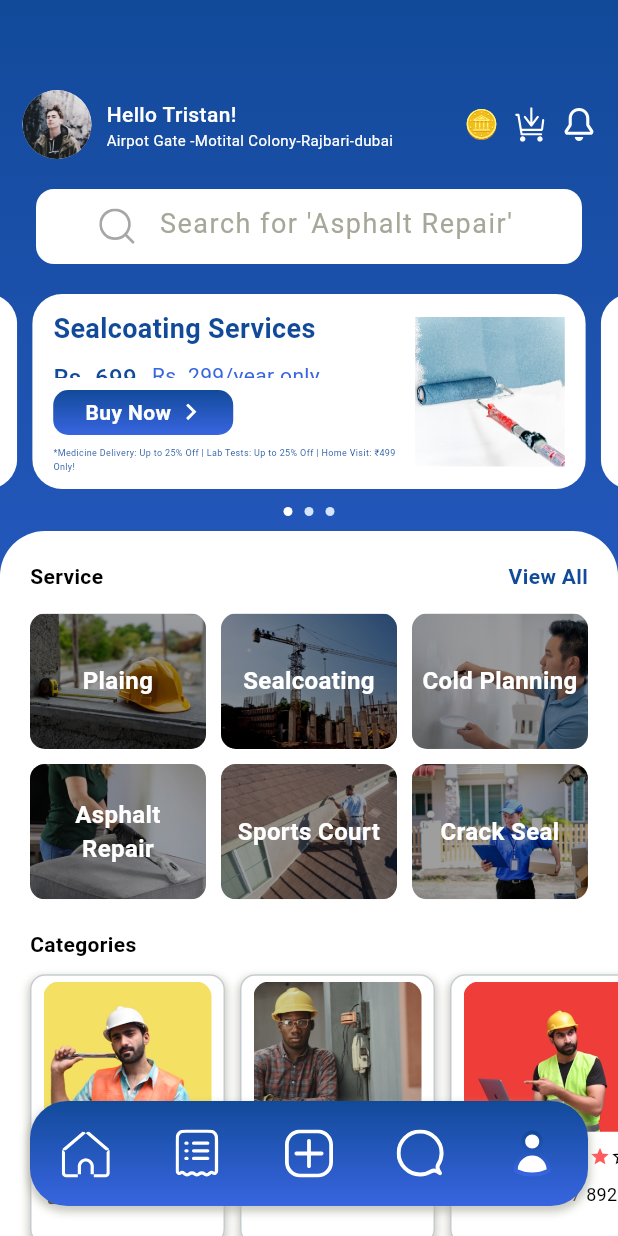
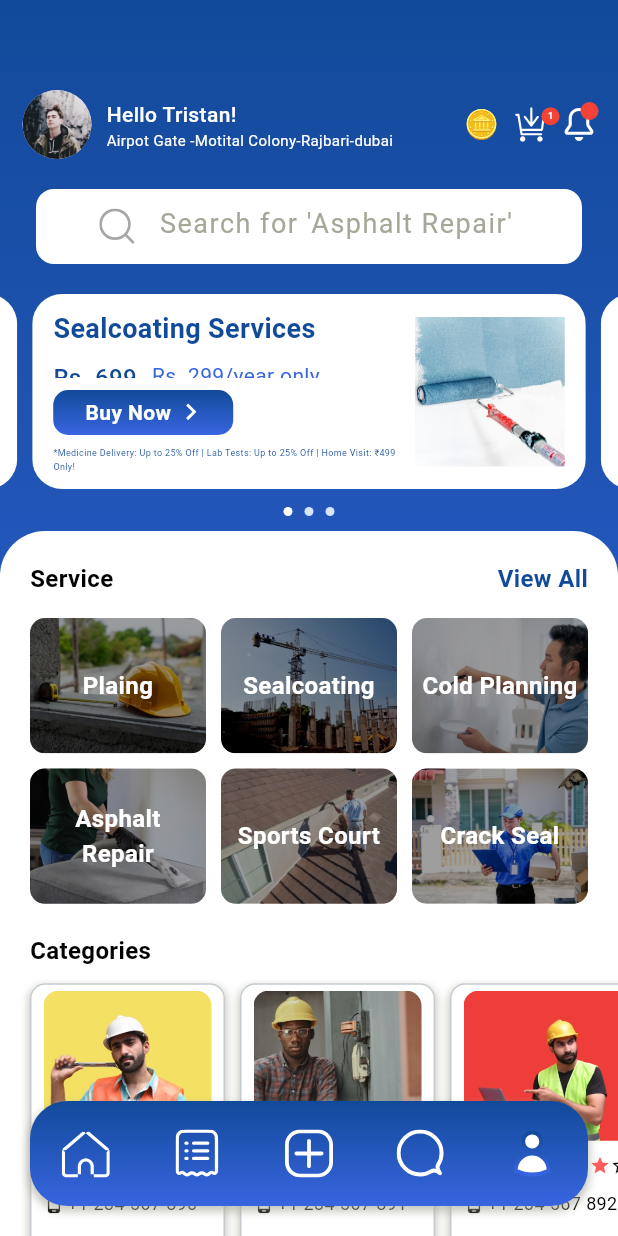
Before and after one commit to thesoumisamanta/service_app_ui, a Flutter app: the HomeScreen screen opened by its route, on a phone screen of 412 x 824 dp. Run offline on Flutter 3.47's test engine with Material 3 defaults, Android fonts, the phone set to English and light mode, and no system bars; our stand-ins replace flutter_svg; Roboto replaces fonts that are missing (SFProRounded).

Commit message:
feat: Introduce icon badge functionality for header icons and standardize text styles in home screen sections.

```diff
--- a/lib/features/presentation/screens/home/home_screen.dart
+++ b/lib/features/presentation/screens/home/home_screen.dart
@@ -96,8 +96,8 @@
                                 'Categories',
                                 style: TextStyle(
                                   color: AppColors.black,
-                                  fontSize: 14,
-                                  fontWeight: FontWeight.bold,
+                                  fontSize: 16,
+                                  fontWeight: FontWeight.w600,
                                 ),
                               ),
                             ),
--- a/lib/features/presentation/screens/home/widgets/home_header.dart
+++ b/lib/features/presentation/screens/home/widgets/home_header.dart
@@ -45,11 +45,67 @@
           const SizedBox(width: 10),
           SvgPicture.asset('assets/icons/coin.svg', width: 22, height: 22),
           const SizedBox(width: 10),
-          SvgPicture.asset('assets/icons/cart.svg', width: 23, height: 23),
+          _buildIconWithBadge(
+            iconPath: 'assets/icons/cart.svg',
+            width: 23,
+            height: 23,
+            badgeText: '1',
+          ),
           const SizedBox(width: 10),
-          SvgPicture.asset('assets/icons/bell.svg', width: 22, height: 22),
+          _buildIconWithBadge(
+            iconPath: 'assets/icons/bell.svg',
+            width: 22,
+            height: 22,
+            showDot: true,
+          ),
         ],
       ),
     );
   }
+
+  Widget _buildIconWithBadge({
+    required String iconPath,
+    required double width,
+    required double height,
+    String? badgeText,
+    bool showDot = false,
+  }) {
+    return Stack(
+      clipBehavior: Clip.none,
+      children: [
+        SvgPicture.asset(
+          iconPath,
+          width: width,
+          height: height,
+        ),
+        Positioned(
+          right: badgeText != null ? -8 : -2,
+          top: badgeText != null ? 0 : -4,
+          child: Container(
+            decoration: BoxDecoration(
+              color: Colors.red,
+              shape: BoxShape.circle,
+            ),
+            constraints: const BoxConstraints(
+              minWidth: 12,
+              minHeight: 12,
+            ),
+            child: badgeText != null
+                ? Center(
+                    child: Text(
+                      badgeText,
+                      style: const TextStyle(
+                        color: Colors.white,
+                        fontSize: 6,
+                        fontWeight: FontWeight.bold,
+                      ),
+                      textAlign: TextAlign.center,
+                    ),
+                  )
+                : null,
+          ),
+        ),
+      ],
+    );
+  }
 }
--- a/lib/features/presentation/screens/home/widgets/service_area.dart
+++ b/lib/features/presentation/screens/home/widgets/service_area.dart
@@ -20,7 +20,7 @@
                 'Service',
                 style: TextStyle(
                   color: Colors.black,
-                  fontSize: 14,
+                  fontSize: 16,
                   fontWeight: FontWeight.w600,
                 ),
               ),
@@ -32,7 +32,7 @@
                   'View All',
                   style: TextStyle(
                     color: AppColors.primaryBlue,
-                    fontSize: 14,
+                    fontSize: 16,
                     fontWeight: FontWeight.w600,
                   ),
                 ),
```
